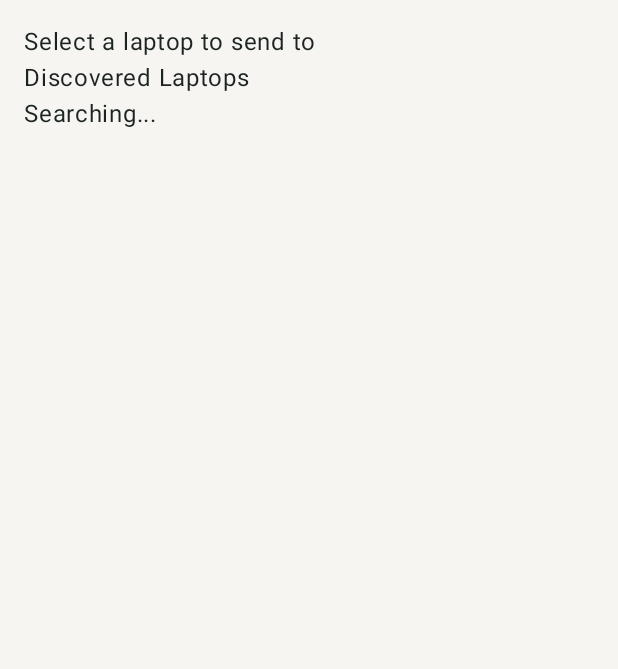
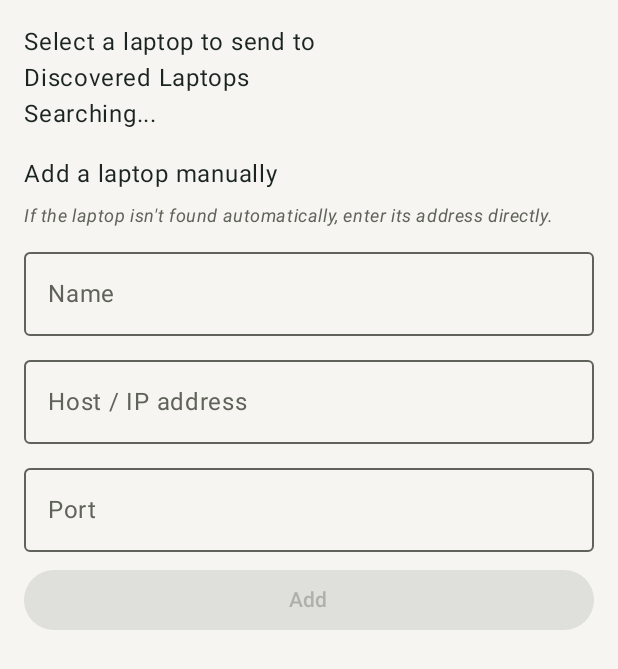
Before and after one commit to TudorJang/MedMissionSurveyApp, an Android app built with Jetpack Compose: the composable LaptopSelectScreen called with empty values, on a phone screen of 412 x 824 dp. Shown: the top 669 px of the screen. Run offline under Robolectric (Android 15) with nearby library versions, the phone set to English and light mode, and no system bars.

Commit message:
feat: allow manually entering a laptop's address on the send screen
NSD discovery has no timeout by design (a bridge may start up late), but
that leaves no way forward if it never finds anything — a different
subnet or a router that blocks mDNS. Add a manual host/port entry form
as a fallback alongside the existing discovered-laptop list.

Co-Authored-By: Claude Sonnet 5 <noreply@anthropic.com>

```diff
--- a/app/src/main/java/com/medmission/survey/ui/laptopselect/LaptopSelectScreen.kt
+++ b/app/src/main/java/com/medmission/survey/ui/laptopselect/LaptopSelectScreen.kt
@@ -1,17 +1,26 @@
 package com.medmission.survey.ui.laptopselect
 
+import androidx.compose.foundation.layout.Arrangement
 import androidx.compose.foundation.layout.Column
 import androidx.compose.foundation.layout.fillMaxSize
 import androidx.compose.foundation.layout.fillMaxWidth
 import androidx.compose.foundation.layout.padding
 import androidx.compose.foundation.lazy.LazyColumn
 import androidx.compose.foundation.lazy.items
+import androidx.compose.foundation.text.KeyboardOptions
 import androidx.compose.material3.Button
 import androidx.compose.material3.Card
+import androidx.compose.material3.MaterialTheme
+import androidx.compose.material3.OutlinedTextField
 import androidx.compose.material3.Scaffold
 import androidx.compose.material3.Text
 import androidx.compose.runtime.Composable
+import androidx.compose.runtime.getValue
+import androidx.compose.runtime.mutableStateOf
+import androidx.compose.runtime.remember
+import androidx.compose.runtime.setValue
 import androidx.compose.ui.Modifier
+import androidx.compose.ui.text.input.KeyboardType
 import androidx.compose.ui.unit.dp
 import com.medmission.survey.data.model.LaptopEndpoint
 import com.medmission.survey.data.network.DiscoveredLaptop
@@ -52,7 +61,69 @@ fun LaptopSelectScreen(
                         }
                     }
                 }
+
+                item { ManualEntrySection(onAddManual) }
             }
         }
     }
 }
+
+/**
+ * Fallback for when NSD discovery never finds anything — a network without mDNS, a laptop
+ * on a different subnet, or a router that blocks it. Search itself has no timeout (it's
+ * meant to keep listening in case the bridge starts up late), so this is the only way
+ * forward if it simply never succeeds.
+ */
+@Composable
+private fun ManualEntrySection(onAddManual: (String, String, Int) -> Unit) {
+    var name by remember { mutableStateOf("") }
+    var host by remember { mutableStateOf("") }
+    var portText by remember { mutableStateOf("") }
+    val port = portText.toIntOrNull()
+
+    Column(
+        modifier = Modifier.fillMaxWidth().padding(top = 16.dp),
+        verticalArrangement = Arrangement.spacedBy(8.dp),
+    ) {
+        Text("Add a laptop manually")
+        Text(
+            "If the laptop isn't found automatically, enter its address directly.",
+            style = MaterialTheme.typography.bodySmall,
+        )
+        OutlinedTextField(
+            value = name,
+            onValueChange = { name = it },
+            label = { Text("Name") },
+            singleLine = true,
+            modifier = Modifier.fillMaxWidth(),
+        )
+        OutlinedTextField(
+            value = host,
+            onValueChange = { host = it },
+            label = { Text("Host / IP address") },
+            singleLine = true,
+            modifier = Modifier.fillMaxWidth(),
+        )
+        OutlinedTextField(
+            value = portText,
+            onValueChange = { portText = it },
+            label = { Text("Port") },
+            singleLine = true,
+            keyboardOptions = KeyboardOptions(keyboardType = KeyboardType.Number),
+            modifier = Modifier.fillMaxWidth(),
+        )
+        Button(
+            onClick = {
+                val resolvedPort = port ?: return@Button
+                onAddManual(name.ifBlank { host }, host, resolvedPort)
+                name = ""
+                host = ""
+                portText = ""
+            },
+            enabled = host.isNotBlank() && port != null && port in 1..65535,
+            modifier = Modifier.fillMaxWidth(),
+        ) {
+            Text("Add")
+        }
+    }
+}
```
